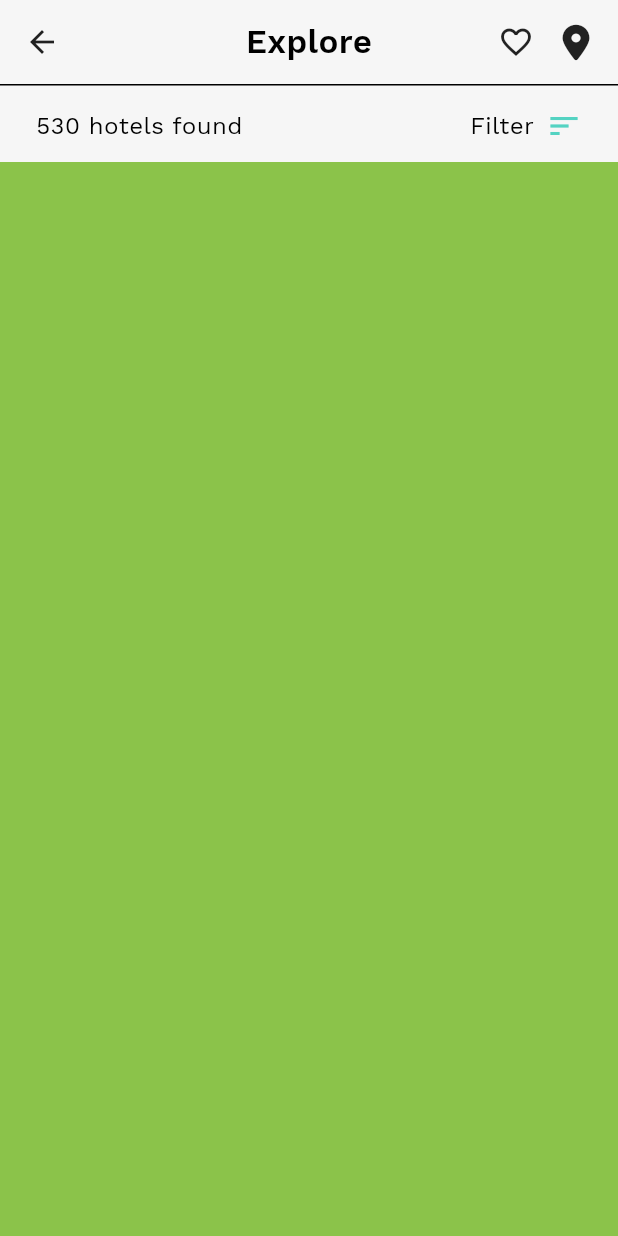
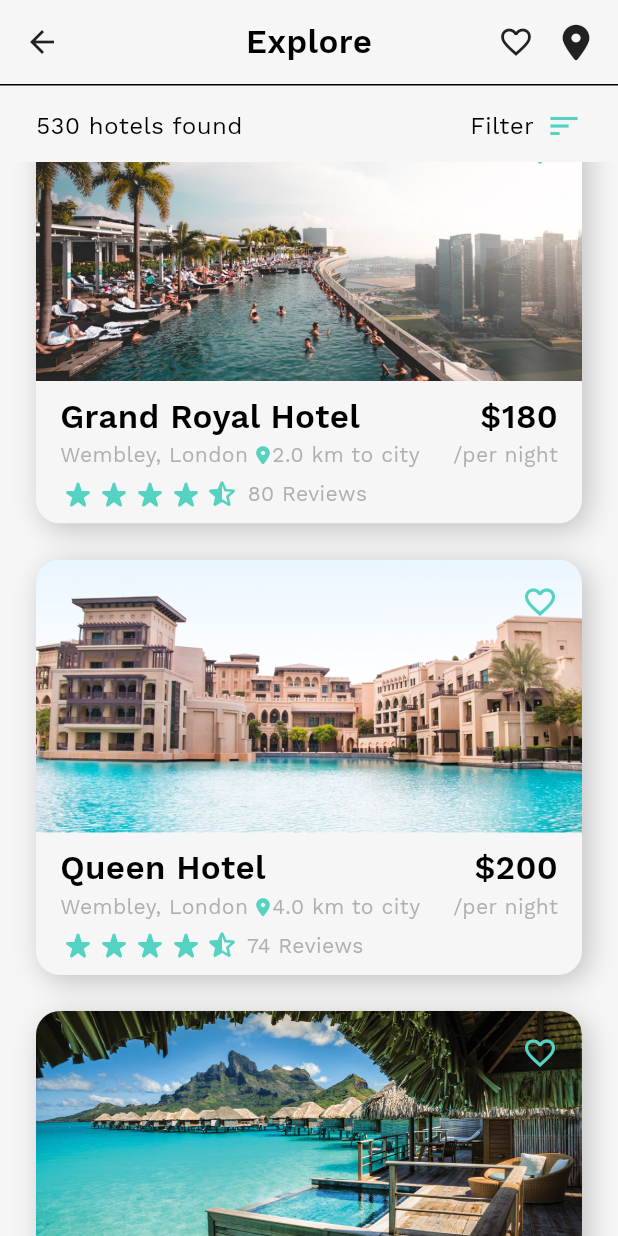
Before and after one commit to zaihcodes/Flutter, a Flutter app: the screen it shows after launch, scrolled down 218 dp, on a phone screen of 412 x 824 dp. Run offline on Flutter 3.47's test engine with Material 3 defaults, Android fonts, the phone set to English and light mode, and no system bars; drawn by our look-alikes of flutter_rating_bar; our stand-ins replace flutter_screenutil, flutter_svg, font_awesome_flutter, simple_animations.

Commit message:
add hotel list view

```diff
--- a/hotel_booking_ui/lib/presentation/screens/home_screen.dart
+++ b/hotel_booking_ui/lib/presentation/screens/home_screen.dart
@@ -3,6 +3,7 @@ import 'package:hotel_booking_ui/model/hotel_model.dart';
 
 import '../../data/hotel_data.dart';
 import '../widgets/home_widgets.dart';
+import '../widgets/hotel_list_view.dart';
 
 class HotelHomeScreen extends StatefulWidget {
   @override
@@ -80,10 +81,10 @@ class _HotelHomeScreenState extends State<HotelHomeScreen>
                           ),
                         ];
                       },
-                      body: Container(
-                        width: double.infinity,
-                        color: Colors.lightGreen,
-                      ),
+                      body: HotelListView(
+                          theme: theme,
+                          hotelList: hotelList,
+                          animationController: animationController),
                     ),
                   )
                 ],
--- /dev/null
+++ b/hotel_booking_ui/lib/presentation/widgets/hotel_list_item.dart
@@ -0,0 +1,234 @@
+import 'package:flutter/material.dart';
+import 'package:flutter_rating_bar/flutter_rating_bar.dart';
+import 'package:font_awesome_flutter/font_awesome_flutter.dart';
+import 'package:hotel_booking_ui/model/hotel_model.dart';
+
+class HotelListItem extends StatelessWidget {
+  const HotelListItem(
+      {Key? key,
+      this.hotelData,
+      this.animationController,
+      this.animation,
+      this.callback})
+      : super(key: key);
+
+  final VoidCallback? callback;
+  final HotelModel? hotelData;
+  final AnimationController? animationController;
+  final Animation<double>? animation;
+
+  @override
+  Widget build(BuildContext context) {
+    final theme = Theme.of(context);
+    return AnimatedBuilder(
+      animation: animationController!,
+      builder: (BuildContext context, Widget? child) {
+        return FadeTransition(
+          opacity: animation!,
+          child: Transform(
+            transform: Matrix4.translationValues(
+                0.0, 50 * (1.0 - animation!.value), 0.0),
+            child: Padding(
+              padding: const EdgeInsets.only(
+                  left: 24, right: 24, top: 8, bottom: 16),
+              child: InkWell(
+                splashColor: Colors.transparent,
+                onTap: callback,
+                child: Container(
+                  decoration: BoxDecoration(
+                    borderRadius: const BorderRadius.all(Radius.circular(16.0)),
+                    boxShadow: <BoxShadow>[
+                      BoxShadow(
+                        color: Colors.grey.withOpacity(0.6),
+                        offset: const Offset(4, 4),
+                        blurRadius: 16,
+                      ),
+                    ],
+                  ),
+                  child: ClipRRect(
+                    borderRadius: const BorderRadius.all(Radius.circular(16.0)),
+                    child: Stack(
+                      children: <Widget>[
+                        Column(
+                          children: <Widget>[
+                            AspectRatio(
+                              aspectRatio: 2,
+                              child: Image.asset(
+                                hotelData!.imagePath,
+                                fit: BoxFit.cover,
+                              ),
+                            ),
+                            Container(
+                              color: theme.scaffoldBackgroundColor,
+                              child: Row(
+                                mainAxisAlignment: MainAxisAlignment.center,
+                                crossAxisAlignment: CrossAxisAlignment.start,
+                                children: <Widget>[
+                                  Expanded(
+                                    child: Container(
+                                      child: Padding(
+                                        padding: const EdgeInsets.only(
+                                            left: 16, top: 8, bottom: 8),
+                                        child: Column(
+                                          mainAxisAlignment:
+                                              MainAxisAlignment.center,
+                                          crossAxisAlignment:
+                                              CrossAxisAlignment.start,
+                                          children: <Widget>[
+                                            Text(
+                                              hotelData!.titleTxt,
+                                              textAlign: TextAlign.left,
+                                              style: TextStyle(
+                                                fontWeight: FontWeight.w600,
+                                                fontSize: 22,
+                                              ),
+                                            ),
+                                            Row(
+                                              crossAxisAlignment:
+                                                  CrossAxisAlignment.center,
+                                              mainAxisAlignment:
+                                                  MainAxisAlignment.start,
+                                              children: <Widget>[
+                                                Text(
+                                                  hotelData!.subTxt,
+                                                  style: TextStyle(
+                                                      fontSize: 14,
+                                                      color: Colors.grey
+                                                          .withOpacity(0.8)),
+                                                ),
+                                                const SizedBox(
+                                                  width: 4,
+                                                ),
+                                                Icon(
+                                                  FontAwesomeIcons.locationDot,
+                                                  size: 12,
+                                                  color: theme.primaryColor,
+                                                ),
+                                                Expanded(
+                                                  child: Text(
+                                                    '${hotelData!.dist.toStringAsFixed(1)} km to city',
+                                                    overflow:
+                                                        TextOverflow.ellipsis,
+                                                    style: TextStyle(
+                                                        fontSize: 14,
+                                                        color: Colors.grey
+                                                            .withOpacity(0.8)),
+                                                  ),
+                                                ),
+                                              ],
+                                            ),
+                                            Padding(
+                                              padding:
+                                                  const EdgeInsets.only(top: 4),
+                                              child: Row(
+                                                children: <Widget>[
+                                                  RatingBar(
+                                                    initialRating:
+                                                        hotelData!.rating,
+                                                    direction: Axis.horizontal,
+                                                    allowHalfRating: true,
+                                                    itemCount: 5,
+                                                    itemSize: 24,
+                                                    ratingWidget: RatingWidget(
+                                                      full: Icon(
+                                                        Icons.star_rate_rounded,
+                                                        color:
+                                                            theme.primaryColor,
+                                                      ),
+                                                      half: Icon(
+                                                        Icons.star_half_rounded,
+                                                        color:
+                                                            theme.primaryColor,
+                                                      ),
+                                                      empty: Icon(
+                                                        Icons
+                                                            .star_border_rounded,
+                                                        color:
+                                                            theme.primaryColor,
+                                                      ),
+                                                    ),
+                                                    itemPadding:
+                                                        EdgeInsets.zero,
+                                                    onRatingUpdate: (rating) {
+                                                      print(rating);
+                                                    },
+                                                  ),
+                                                  Text(
+                                                    ' ${hotelData!.reviews} Reviews',
+                                                    style: TextStyle(
+                                                        fontSize: 14,
+                                                        color: Colors.grey
+                                                            .withOpacity(0.8)),
+                                                  ),
+                                                ],
+                                              ),
+                                            ),
+                                          ],
+                                        ),
+                                      ),
+                                    ),
+                                  ),
+                                  Padding(
+                                    padding: const EdgeInsets.only(
+                                        right: 16, top: 8),
+                                    child: Column(
+                                      mainAxisAlignment:
+                                          MainAxisAlignment.center,
+                                      crossAxisAlignment:
+                                          CrossAxisAlignment.end,
+                                      children: <Widget>[
+                                        Text(
+                                          '\$${hotelData!.perNight}',
+                                          textAlign: TextAlign.left,
+                                          style: TextStyle(
+                                            fontWeight: FontWeight.w600,
+                                            fontSize: 22,
+                                          ),
+                                        ),
+                                        Text(
+                                          '/per night',
+                                          style: TextStyle(
+                                              fontSize: 14,
+                                              color:
+                                                  Colors.grey.withOpacity(0.8)),
+                                        ),
+                                      ],
+                                    ),
+                                  ),
+                                ],
+                              ),
+                            ),
+                          ],
+                        ),
+                        Positioned(
+                          top: 8,
+                          right: 8,
+                          child: Material(
+                            color: Colors.transparent,
+                            child: InkWell(
+                              borderRadius: const BorderRadius.all(
+                                Radius.circular(32.0),
+                              ),
+                              onTap: () {},
+                              child: Padding(
+                                padding: const EdgeInsets.all(8.0),
+                                child: Icon(
+                                  Icons.favorite_border,
+                                  color: theme.primaryColor,
+                                ),
+                              ),
+                            ),
+                          ),
+                        )
+                      ],
+                    ),
+                  ),
+                ),
+              ),
+            ),
+          ),
+        );
+      },
+    );
+  }
+}
--- /dev/null
+++ b/hotel_booking_ui/lib/presentation/widgets/hotel_list_view.dart
@@ -0,0 +1,47 @@
+import 'package:flutter/material.dart';
+
+import '../../model/hotel_model.dart';
+import 'hotel_list_item.dart';
+
+class HotelListView extends StatelessWidget {
+  const HotelListView({
+    super.key,
+    required this.theme,
+    required this.hotelList,
+    required this.animationController,
+  });
+
+  final ThemeData theme;
+  final List<HotelModel> hotelList;
+  final AnimationController? animationController;
+
+  @override
+  Widget build(BuildContext context) {
+    return Container(
+      color: theme.scaffoldBackgroundColor,
+      child: ListView.builder(
+        itemCount: hotelList.length,
+        padding: const EdgeInsets.only(top: 8),
+        scrollDirection: Axis.vertical,
+        itemBuilder: (BuildContext context, int index) {
+          final int count = hotelList.length > 10 ? 10 : hotelList.length;
+          final Animation<double> animation =
+              Tween<double>(begin: 0.0, end: 1.0).animate(CurvedAnimation(
+                  parent: animationController!,
+                  curve: Interval((1 / count) * index, 1.0,
+                      curve: Curves.fastOutSlowIn)));
+          animationController?.forward();
+          return HotelListItem(
+            callback: () {},
+            hotelData: hotelList[index],
+            animation: animation,
+            animationController: animationController!,
+          );
+          // return Container(
+          //   color: Colors.greenAccent,
+          // );
+        },
+      ),
+    );
+  }
+}
```
